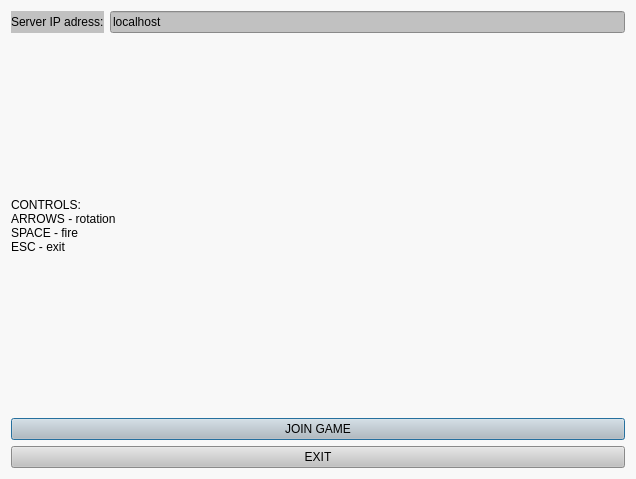
This is Menu.ui in alekseypivovar/airplanes_client as Qt 5 draws it before an edit. The edited form follows.
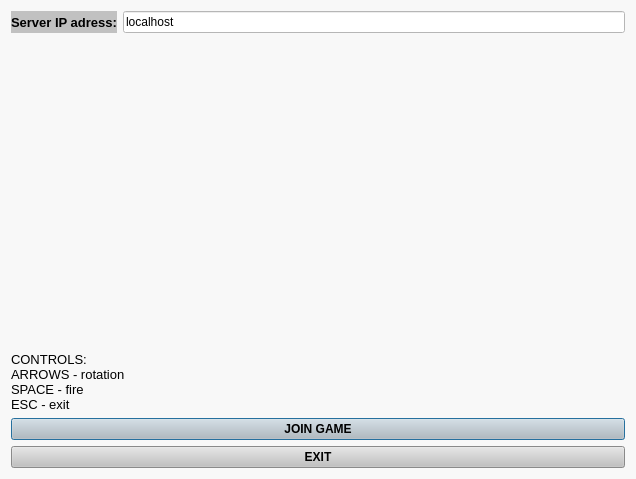
This is the edited form. Icons and pictures are not drawn.

Diff of the .ui file:
```diff
--- a/Menu.ui
+++ b/Menu.ui
@@ -33,6 +33,13 @@
      <layout class="QHBoxLayout" name="horizontalLayout">
       <item>
        <widget class="QLabel" name="label">
+        <property name="font">
+         <font>
+          <pointsize>10</pointsize>
+          <weight>75</weight>
+          <bold>true</bold>
+         </font>
+        </property>
         <property name="styleSheet">
          <string notr="true">background-color: rgb(193, 193, 193);</string>
         </property>
@@ -43,8 +50,12 @@
       </item>
       <item>
        <widget class="QLineEdit" name="lineEdit_ip">
+        <property name="autoFillBackground">
+         <bool>true</bool>
+        </property>
         <property name="styleSheet">
-         <string notr="true">background-color: rgb(193, 193, 193);</string>
+         <string notr="true">background-color: rgb(255, 255, 255);
+</string>
         </property>
         <property name="text">
          <string>localhost</string>
@@ -55,8 +66,26 @@
     </item>
     <item>
      <layout class="QVBoxLayout" name="verticalLayout_2">
+      <item>
+       <spacer name="verticalSpacer">
+        <property name="orientation">
+         <enum>Qt::Vertical</enum>
+        </property>
+        <property name="sizeHint" stdset="0">
+         <size>
+          <width>20</width>
+          <height>40</height>
+         </size>
+        </property>
+       </spacer>
+      </item>
       <item>
        <widget class="QLabel" name="label_CONTROLS">
+        <property name="font">
+         <font>
+          <pointsize>10</pointsize>
+         </font>
+        </property>
         <property name="styleSheet">
          <string notr="true">background:transparent;</string>
         </property>
@@ -73,6 +102,12 @@
       </item>
       <item>
        <widget class="QPushButton" name="pushButton_join">
+        <property name="font">
+         <font>
+          <weight>75</weight>
+          <bold>true</bold>
+         </font>
+        </property>
         <property name="styleSheet">
          <string notr="true">background-color: rgb(193, 193, 193);</string>
         </property>
@@ -86,6 +121,12 @@
       </item>
       <item>
        <widget class="QPushButton" name="pushButton_exit">
+        <property name="font">
+         <font>
+          <weight>75</weight>
+          <bold>true</bold>
+         </font>
+        </property>
         <property name="styleSheet">
          <string notr="true">background-color: rgb(193, 193, 193);</string>
         </property>
```
